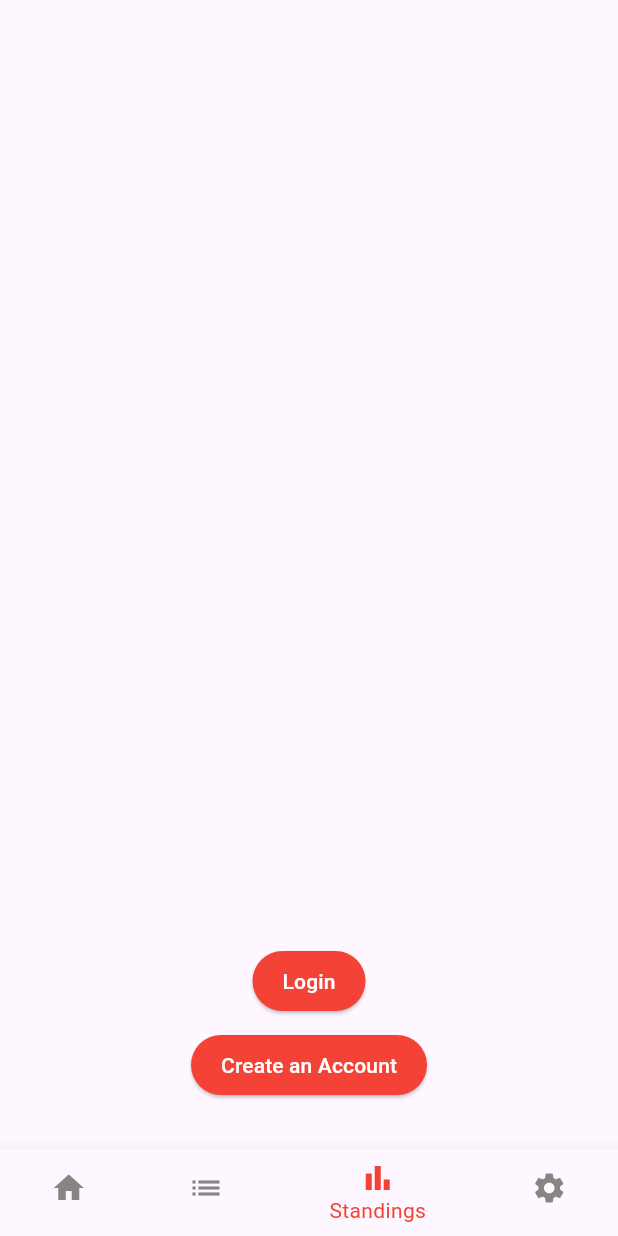
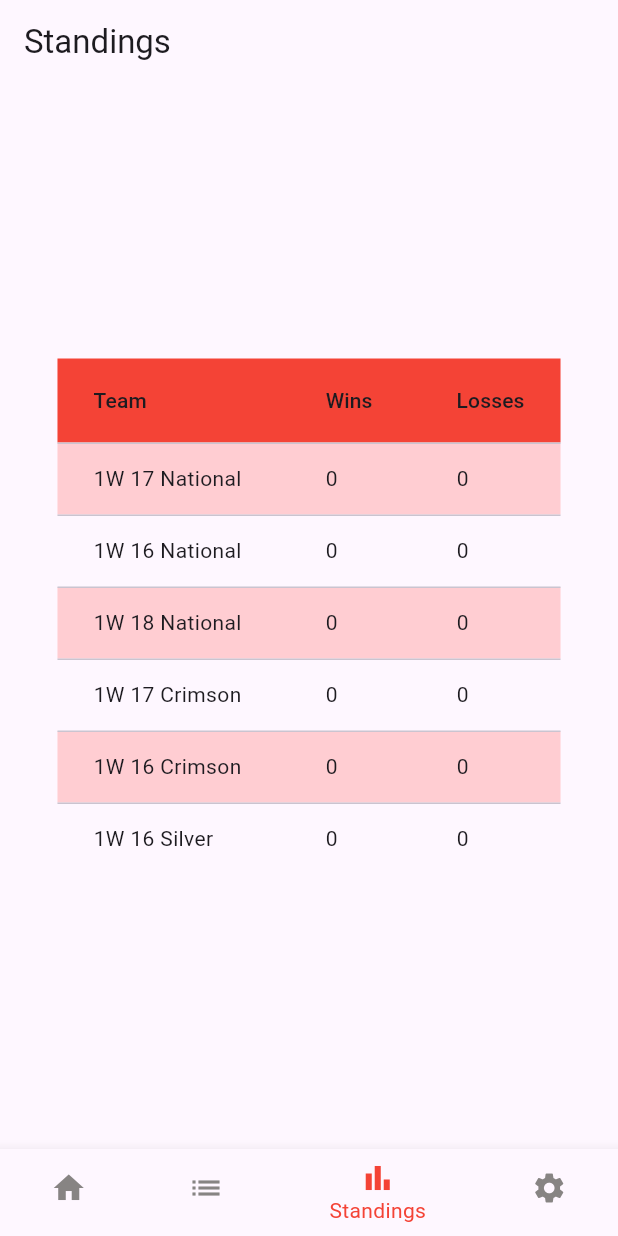
Before and after one commit to LowerMercury/bottom_navigation_bar_demo, a Flutter app: the screen it shows after launch, item 3 of the bottom bar chosen, on a phone screen of 412 x 824 dp. Run offline on Flutter 3.47's test engine with Material 3 defaults, Android fonts, the phone set to English and light mode, and no system bars; our stand-ins replace table_calendar.

Commit message:
added a working dataTable to standings

```diff
--- a/lib/_calendar.dart
+++ b/lib/_calendar.dart
@@ -1,5 +1,4 @@
 import 'package:flutter/material.dart';
-import 'upcoming_tournaments_widget.dart';
 import 'tournament.dart';
 import 'package:table_calendar/table_calendar.dart';
 import 'volleymatic_Model.dart';
--- a/lib/_standings.dart
+++ b/lib/_standings.dart
@@ -2,7 +2,9 @@ import 'package:flutter/material.dart';
 import 'volleymatic_model.dart';
 
 class Standings extends StatefulWidget {
-  const Standings({super.key, required VolleymaticModel model});
+  final VolleymaticModel model; // Define 'model' property
+
+  const Standings({Key? key, required this.model}) : super(key: key);
 
   @override
   State<Standings> createState() => StandingsWidget();
@@ -11,53 +13,36 @@ class Standings extends StatefulWidget {
 class StandingsWidget extends State<Standings> {
   @override
   Widget build(BuildContext context) {
-    return Padding(
-      padding: const EdgeInsets.all(16.0),
-      child: Column(
-        crossAxisAlignment: CrossAxisAlignment.start,
-        children: [
-          Expanded(
-          child: Align(
-            alignment: Alignment.bottomCenter,
-            child: Padding(
-              padding: const EdgeInsets.all(16.0),
-              child: Column(
-                mainAxisAlignment: MainAxisAlignment.end,
-                mainAxisSize: MainAxisSize.min,
-                children: [
-                  ElevatedButton(
-                    onPressed: () {
-                      // Logout logic
-                    },
-                    style: ElevatedButton.styleFrom(
-                      backgroundColor: Colors.red,
-                      padding: const EdgeInsets.symmetric(horizontal: 20), // Adjust the padding as needed
-                    ),
-                    child: const Text(
-                      'Login',
-                      style: TextStyle(color: Colors.white),
-                    ),
-                  ),
-                  const SizedBox(height: 8),
-                  ElevatedButton(
-                    onPressed: () {
-                      // Delete account logic
-                    },
-                    style: ElevatedButton.styleFrom(
-                      backgroundColor: Colors.red,
-                      padding: const EdgeInsets.symmetric(horizontal: 20), // Adjust the padding as needed
-                    ),
-                    child: const Text(
-                      'Create an Account',
-                      style: TextStyle(color: Colors.white),
-                    ),
-                  ),
-                ],
-              ),
-            ),
-          ),
+    return Scaffold(
+      appBar: AppBar(
+        title: const Text('Standings'),
+      ),
+      body: Container(
+        alignment: Alignment.center,
+        child: DataTable(
+          headingRowColor: MaterialStateProperty.all(Colors.red),
+          columns: const [
+            DataColumn(label: Text('Team')),
+            DataColumn(label: Text('Wins')),
+            DataColumn(label: Text('Losses')),
+          ],
+          rows: widget.model.teams.asMap().entries.map((entry) {
+            final index = entry.key;
+            final team = entry.value;
+            final isEvenRow = index.isEven;
+            final backgroundColor = isEvenRow
+                ? Colors.red[100]
+                : null; // Change this to whatever color you prefer
+            return DataRow(
+              color: MaterialStateProperty.all(backgroundColor),
+              cells: [
+                DataCell(Text(team.name)),
+                DataCell(Text(team.winCount.toString())),
+                DataCell(Text(team.lossCount.toString())),
+              ],
+            );
+          }).toList(),
         ),
-        ],
       ),
     );
   }
--- a/lib/team.dart
+++ b/lib/team.dart
@@ -1,9 +1,16 @@
-
 class Team {
   String name; // stores the name of the team
   int rank; // stores the rank of the team
   String? rosterPath; // stores an image path of the roster for the team
+  int winCount; // stores the number of wins for the team
+  int lossCount; // stores the number of losses for the team
 
   /// constructor for team that requires a name, rank, and roster image path to store
-  Team({required this.name, required this.rank, this.rosterPath,});
+  Team({
+    required this.name,
+    required this.rank,
+    this.rosterPath,
+    this.winCount = 0,
+    this.lossCount = 0,
+  });
 }
--- a/lib/upcoming_tournaments_widget.dart
+++ b/lib/upcoming_tournaments_widget.dart
@@ -1,7 +1,6 @@
 import 'package:flutter/material.dart';
 import 'match_details.dart';
 import 'tournament.dart';
-import '_calendar.dart';
 import 'volleymatic_model.dart';
 
 class UpcomingTournaments extends StatefulWidget {
--- a/lib/volleymatic_model.dart
+++ b/lib/volleymatic_model.dart
@@ -3,48 +3,150 @@ import 'tournament.dart';
 import 'team.dart';
 import 'game.dart';
 
-var tournaments = [ // creates a list of tournaments that stores the name, location, date, and number of courts
-    Tournament(name: 'Bay Bash 14s/15s', location: 'Sports Advantage Center', date: DateTime(2024, 4, 13), numCourts: 3),
-    Tournament(name: 'Ice Breaker 17s', location: 'Sports Advantage Center', date: DateTime(2024, 4, 14), numCourts: 3),
-    Tournament(name: 'Bay Bash 16s', location: 'Sports Advantage Center', date: DateTime(2024, 4, 20), numCourts: 3),
+var tournaments = [
+  // creates a list of tournaments that stores the name, location, date, and number of courts
+  Tournament(
+      name: 'Bay Bash 14s/15s',
+      location: 'Sports Advantage Center',
+      date: DateTime(2024, 4, 13),
+      numCourts: 3),
+  Tournament(
+      name: 'Ice Breaker 17s',
+      location: 'Sports Advantage Center',
+      date: DateTime(2024, 4, 14),
+      numCourts: 3),
+  Tournament(
+      name: 'Bay Bash 16s',
+      location: 'Sports Advantage Center',
+      date: DateTime(2024, 4, 20),
+      numCourts: 3),
+];
+
+class VolleymaticModel extends ChangeNotifier {
+  var tournaments = [
+    // creates a list of tournaments that stores the name, location, date, and number of courts
+    Tournament(
+        name: 'Bay Bash 14s/15s',
+        location: 'Sports Advantage Center',
+        date: DateTime(2024, 4, 13),
+        numCourts: 3),
+    Tournament(
+        name: 'Ice Breaker 17s',
+        location: 'Sports Advantage Center',
+        date: DateTime(2024, 4, 14),
+        numCourts: 3),
+    Tournament(
+        name: 'Bay Bash 16s',
+        location: 'Sports Advantage Center',
+        date: DateTime(2024, 4, 20),
+        numCourts: 3),
   ];
 
-class VolleymaticModel extends ChangeNotifier {
-  var tournaments = [ // creates a list of tournaments that stores the name, location, date, and number of courts
-    Tournament(name: 'Bay Bash 14s/15s', location: 'Sports Advantage Center', date: DateTime(2024, 4, 13), numCourts: 3),
-    Tournament(name: 'Ice Breaker 17s', location: 'Sports Advantage Center', date: DateTime(2024, 4, 14), numCourts: 3),
-    Tournament(name: 'Bay Bash 16s', location: 'Sports Advantage Center', date: DateTime(2024, 4, 20), numCourts: 3),
-  ];
-
-  var teams = [ // creates a list of teams that stores the name, rank, and image path for a roster
-    Team(name: '1W 17 National', rank: 2, rosterPath: 'assets/1W 17 National Roster.png'),
-    Team(name: '1W 16 National', rank: 3, rosterPath: 'assets/1W 16 National Roster.png'),
-    Team(name: '1W 18 National', rank: 1, rosterPath: 'assets/1W 18 National Roster.png'),
-    Team(name: '1W 17 Crimson', rank: 4, rosterPath: 'assets/1W 17 Crimson Roster.png'),
-    Team(name: '1W 16 Crimson', rank: 5, rosterPath: 'assets/1W 16 Crimson Roster.png'),
-    Team(name: '1W 16 Silver', rank: 6, rosterPath: 'assets/1W 16 Silver Roster.png'),
+  var teams = [
+    // creates a list of teams that stores the name, rank, and image path for a roster
+    Team(
+        name: '1W 17 National',
+        rank: 2,
+        rosterPath: 'assets/1W 17 National Roster.png'),
+    Team(
+        name: '1W 16 National',
+        rank: 3,
+        rosterPath: 'assets/1W 16 National Roster.png'),
+    Team(
+        name: '1W 18 National',
+        rank: 1,
+        rosterPath: 'assets/1W 18 National Roster.png'),
+    Team(
+        name: '1W 17 Crimson',
+        rank: 4,
+        rosterPath: 'assets/1W 17 Crimson Roster.png'),
+    Team(
+        name: '1W 16 Crimson',
+        rank: 5,
+        rosterPath: 'assets/1W 16 Crimson Roster.png'),
+    Team(
+        name: '1W 16 Silver',
+        rank: 6,
+        rosterPath: 'assets/1W 16 Silver Roster.png'),
   ];
 
   var games = [
-    Game(team1: '1W 17 National', team2: '1W 18 National', workTeam: '1W 16 National',
-          time: '8:00 AM', courtNum: 1),
-    Game(team1: '1W 17 Crimson', team2: '1W 16 Crimson', workTeam: '1W 16 Silver',
-          time: '8:00 AM', courtNum: 2),
-    Game(team1: '1W 17 National', team2: '1W 16 National', workTeam: '1W 18 National',
-          time: '9:00 AM', courtNum: 1),
-    Game(team1: '1W 17 Crimson', team2: '1W 16 Silver', workTeam: '1W 16 Crimson',
-          time: '9:00 AM', courtNum: 2),
-    Game(team1: '1W 18 National', team2: '1W 16 National', workTeam: '1W 17 National',
-          time: '10:00 AM', courtNum: 1),
-    Game(team1: '1W 16 Crimson', team2: '1W 16 Silver', workTeam: '1W 17 Crimson',
-          time: '10:00 AM', courtNum: 2),
+    Game(
+        team1: '1W 17 National',
+        team2: '1W 18 National',
+        workTeam: '1W 16 National',
+        time: '8:00 AM',
+        courtNum: 1),
+    Game(
+        team1: '1W 17 Crimson',
+        team2: '1W 16 Crimson',
+        workTeam: '1W 16 Silver',
+        time: '8:00 AM',
+        courtNum: 2),
+    Game(
+        team1: '1W 17 National',
+        team2: '1W 16 National',
+        workTeam: '1W 18 National',
+        time: '9:00 AM',
+        courtNum: 1),
+    Game(
+        team1: '1W 17 Crimson',
+        team2: '1W 16 Silver',
+        workTeam: '1W 16 Crimson',
+        time: '9:00 AM',
+        courtNum: 2),
+    Game(
+        team1: '1W 18 National',
+        team2: '1W 16 National',
+        workTeam: '1W 17 National',
+        time: '10:00 AM',
+        courtNum: 1),
+    Game(
+        team1: '1W 16 Crimson',
+        team2: '1W 16 Silver',
+        workTeam: '1W 17 Crimson',
+        time: '10:00 AM',
+        courtNum: 2),
   ];
 
-  List<String> getTournamentNames(){
-     List<String> names = [];
+  List<String> getTournamentNames() {
+    List<String> names = [];
     for (Tournament tournament in tournaments) {
       names.add(tournament.name); // adds the name to the list of tournaments
     }
     return names; // returns a list of all the names of the tournaments
   }
+
+  List<String> getTeamNames() {
+    List<String> names = [];
+    for (Team team in teams) {
+      names.add(team.name); // adds the name to the list of teams
+    }
+    return names; // returns a list of all the names of the teams
+  }
+
+  List<String> getGameTeams() {
+    List<String> teams = [];
+    for (Game game in games) {
+      teams.add(game.team1); // adds the team to the list of games
+      teams.add(game.team2); // adds the team to the list of games
+    }
+    return teams; // returns a list of all the teams in the games
+  }
+
+  List<String> getGameTimes() {
+    List<String> times = [];
+    for (Game game in games) {
+      times.add(game.time); // adds the time to the list of games
+    }
+    return times; // returns a list of all the times of the games
+  }
+
+  List<String> getGameWorkTeams() {
+    List<String> workTeams = [];
+    for (Game game in games) {
+      workTeams.add(game.workTeam); // adds the work team to the list of games
+    }
+    return workTeams; // returns a list of all the work teams of the games
+  }
 }
```
Also changed, not shown: pubspec.lock.
